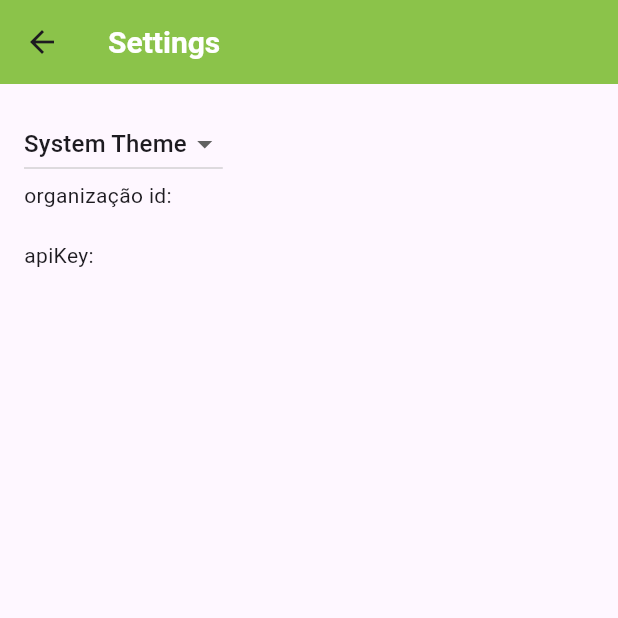
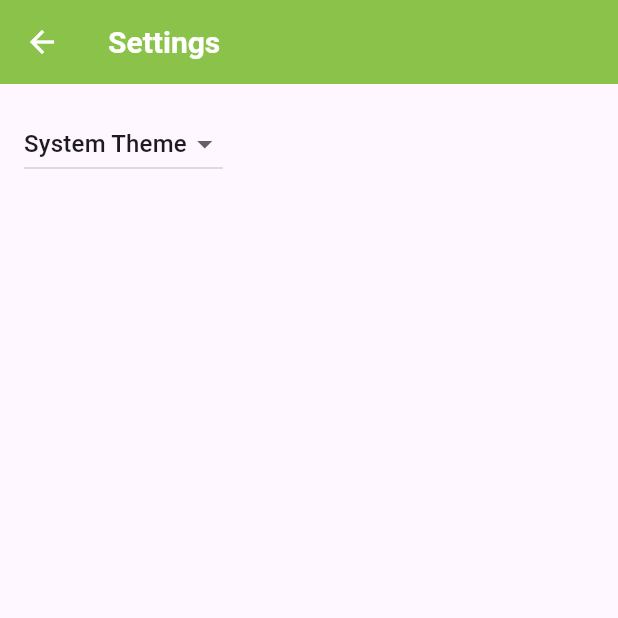
Before and after one commit to clairtonluz/Aplicativo-com-Chat-GPT., a Flutter app: the screen it shows after launch, after a tap on the "settings" icon, on a phone screen of 412 x 824 dp, the top half of it. Run offline on Flutter 3.47's test engine with Material 3 defaults, Android fonts, the phone set to English and light mode, and no system bars; missing offline and left inert: dart_openai; generated files the repository leaves out were written again.

Commit message:
correção no acesso a internet e ajuste no thema

```diff
--- a/lib/src/app.dart
+++ b/lib/src/app.dart
@@ -61,12 +61,16 @@ class MyApp extends StatelessWidget {
           theme: ThemeData(
             primarySwatch: Colors.lightGreen,
             appBarTheme: const AppBarTheme(
-                backgroundColor: Colors.lightGreen,
-                titleTextStyle: TextStyle(
-                  color: Colors.white,
-                  fontSize: 20,
-                  fontWeight: FontWeight.bold,
-                )),
+              backgroundColor: Colors.lightGreen,
+              titleTextStyle: TextStyle(
+                color: Colors.white,
+                fontSize: 20,
+                fontWeight: FontWeight.bold,
+              ),
+              iconTheme: IconThemeData(
+                color: Colors.white,
+              ),
+            ),
           ),
           darkTheme: ThemeData.dark(),
           themeMode: settingsController.themeMode,
--- a/lib/src/settings/settings_view.dart
+++ b/lib/src/settings/settings_view.dart
@@ -26,10 +26,7 @@ class SettingsView extends StatelessWidget {
         //
         // When a user selects a theme from the dropdown list, the
         // SettingsController is updated, which rebuilds the MaterialApp.
-        child: Column(
-          crossAxisAlignment: CrossAxisAlignment.start,
-          children: [
-            DropdownButton<ThemeMode>(
+        child: DropdownButton<ThemeMode>(
           // Read the selected themeMode from the controller
           value: controller.themeMode,
           // Call the updateThemeMode method any time the user selects a theme.
@@ -49,11 +46,6 @@ class SettingsView extends StatelessWidget {
             )
           ],
         ),
-            const Text("organização id: ${Env.organizationId}"),
-            const Padding(padding: EdgeInsets.all(10)),
-            const Text("apiKey: ${Env.apiKey}"),
-          ],
-        ),
       ),
     );
   }
```
Also changed, not shown: 1 other file. Lines whose indentation alone changed are shown as unchanged.
